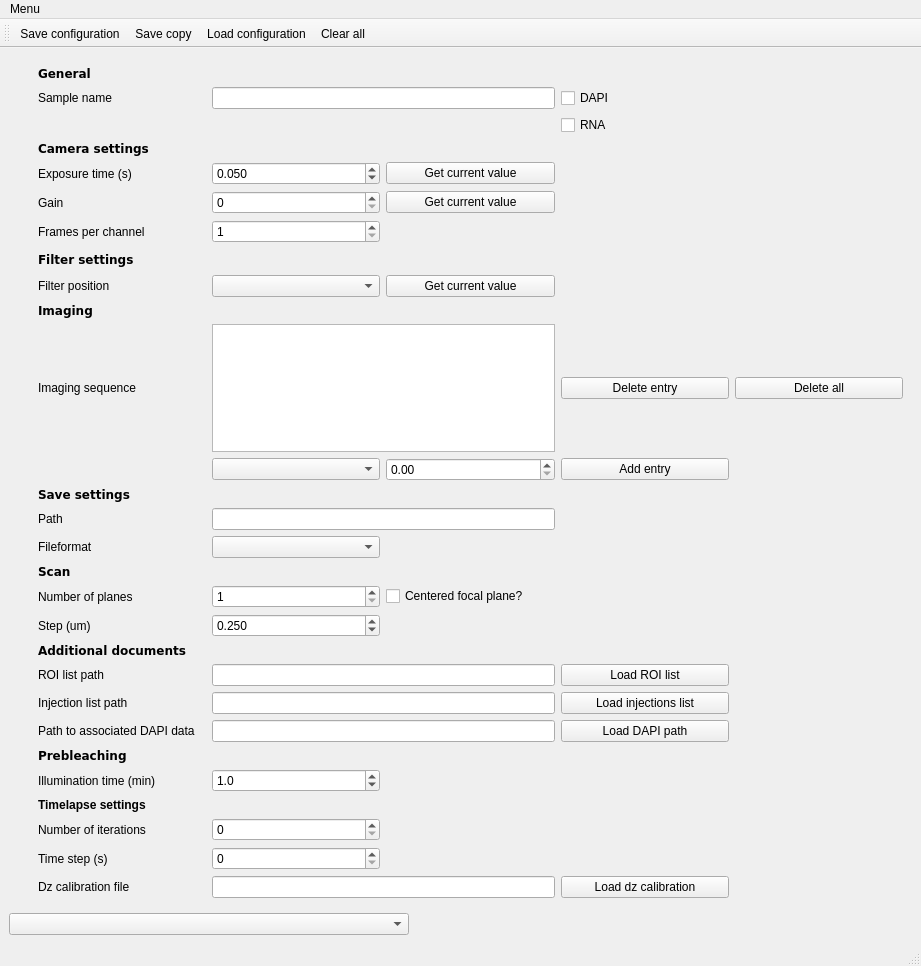
The window that gui/experiment_configurator/ui_exp_configurator.ui (NollmannLab/qudi-HiM) describes before a commit, drawn with Qt 5.
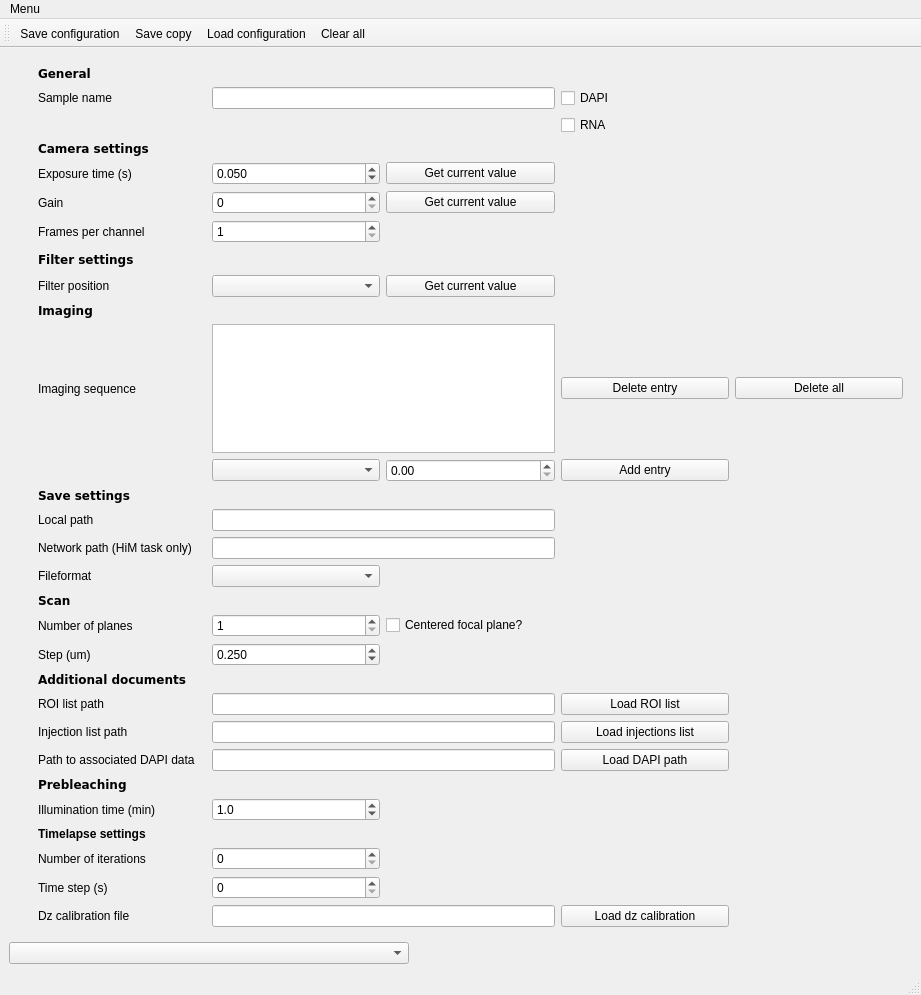
The same window after the commit.

Commit message: Add external path for data transfer

What changed in the file:
```diff
--- a/gui/experiment_configurator/ui_exp_configurator.ui
+++ b/gui/experiment_configurator/ui_exp_configurator.ui
@@ -7,7 +7,7 @@
     <x>0</x>
     <y>0</y>
     <width>921</width>
-    <height>966</height>
+    <height>995</height>
    </rect>
   </property>
   <property name="windowTitle">
@@ -18,14 +18,14 @@
     <item>
      <widget class="QWidget" name="formWidget" native="true">
       <layout class="QGridLayout" name="gridLayout">
-       <item row="28" column="1">
+       <item row="29" column="1">
         <widget class="QLabel" name="injections_list_Label">
          <property name="text">
           <string>Injection list path</string>
          </property>
         </widget>
        </item>
-       <item row="32" column="2">
+       <item row="33" column="2">
         <widget class="QDoubleSpinBox" name="illumination_time_DSpinBox">
          <property name="decimals">
           <number>1</number>
@@ -41,7 +41,7 @@
        <item row="19" column="1">
         <widget class="QLabel" name="save_path_Label">
          <property name="text">
-          <string>Path</string>
+          <string>Local path</string>
          </property>
         </widget>
        </item>
@@ -80,7 +80,7 @@
          </property>
         </widget>
        </item>
-       <item row="20" column="2">
+       <item row="21" column="2">
         <widget class="QComboBox" name="fileformat_ComboBox"/>
        </item>
        <item row="4" column="1">
@@ -90,7 +90,7 @@
          </property>
         </widget>
        </item>
-       <item row="31" column="1">
+       <item row="32" column="1">
         <widget class="QLabel" name="prebleach_settings_Label">
          <property name="font">
           <font>
@@ -104,7 +104,7 @@
          </property>
         </widget>
        </item>
-       <item row="29" column="1">
+       <item row="30" column="1">
         <widget class="QLabel" name="dapi_path_Label">
          <property name="text">
           <string>Path to associated DAPI data</string>
@@ -144,24 +144,24 @@
        <item row="19" column="2" colspan="2">
         <widget class="QLineEdit" name="save_path_LineEdit"/>
        </item>
-       <item row="27" column="2" colspan="2">
+       <item row="28" column="2" colspan="2">
         <widget class="QLineEdit" name="roi_list_path_LineEdit">
          <property name="enabled">
           <bool>true</bool>
          </property>
         </widget>
        </item>
-       <item row="29" column="2" colspan="2">
+       <item row="30" column="2" colspan="2">
         <widget class="QLineEdit" name="dapi_data_LineEdit"/>
        </item>
-       <item row="20" column="1">
+       <item row="21" column="1">
         <widget class="QLabel" name="fileformat_Label">
          <property name="text">
           <string>Fileformat</string>
          </property>
         </widget>
        </item>
-       <item row="22" column="1">
+       <item row="23" column="1">
         <widget class="QLabel" name="scan_settings_Label">
          <property name="font">
           <font>
@@ -248,7 +248,7 @@
          </property>
         </widget>
        </item>
-       <item row="24" column="2">
+       <item row="25" column="2">
         <widget class="QDoubleSpinBox" name="z_step_DSpinBox">
          <property name="decimals">
           <number>3</number>
@@ -271,7 +271,7 @@
          </property>
         </widget>
        </item>
-       <item row="27" column="1">
+       <item row="28" column="1">
         <widget class="QLabel" name="roi_list_path_Label">
          <property name="text">
           <string>ROI list path</string>
@@ -292,7 +292,7 @@
          </property>
         </widget>
        </item>
-       <item row="34" column="2">
+       <item row="35" column="2">
         <widget class="QSpinBox" name="num_iterations_SpinBox">
          <property name="maximum">
           <number>1000</number>
@@ -328,7 +328,7 @@
          </property>
         </spacer>
        </item>
-       <item row="26" column="1">
+       <item row="27" column="1">
         <widget class="QLabel" name="documents_Label">
          <property name="font">
           <font>
@@ -342,28 +342,28 @@
          </property>
         </widget>
        </item>
-       <item row="29" column="4">
+       <item row="30" column="4">
         <widget class="QPushButton" name="load_dapi_PushButton">
          <property name="text">
           <string>Load DAPI path</string>
          </property>
         </widget>
        </item>
-       <item row="27" column="4">
+       <item row="28" column="4">
         <widget class="QPushButton" name="load_roi_PushButton">
          <property name="text">
           <string>Load ROI list</string>
          </property>
         </widget>
        </item>
-       <item row="23" column="1">
+       <item row="24" column="1">
         <widget class="QLabel" name="num_z_planes_Label">
          <property name="text">
           <string>Number of planes</string>
          </property>
         </widget>
        </item>
-       <item row="30" column="1">
+       <item row="31" column="1">
         <spacer name="verticalSpacer_6">
          <property name="orientation">
           <enum>Qt::Vertical</enum>
@@ -376,7 +376,7 @@
          </property>
         </spacer>
        </item>
-       <item row="25" column="1">
+       <item row="26" column="1">
         <spacer name="verticalSpacer_5">
          <property name="orientation">
           <enum>Qt::Vertical</enum>
@@ -416,7 +416,7 @@
          </property>
         </widget>
        </item>
-       <item row="23" column="3">
+       <item row="24" column="3">
         <widget class="QCheckBox" name="centered_focal_plane_CheckBox">
          <property name="text">
           <string>Centered focal plane?</string>
@@ -440,10 +440,10 @@
        <item row="12" column="2" colspan="2">
         <widget class="QListView" name="imaging_sequence_ListView"/>
        </item>
-       <item row="28" column="2" colspan="2">
+       <item row="29" column="2" colspan="2">
         <widget class="QLineEdit" name="injections_list_LineEdit"/>
        </item>
-       <item row="24" column="1">
+       <item row="25" column="1">
         <widget class="QLabel" name="z_step_Label">
          <property name="text">
           <string>Step (um)</string>
@@ -471,7 +471,7 @@
          </property>
         </widget>
        </item>
-       <item row="28" column="4">
+       <item row="29" column="4">
         <widget class="QPushButton" name="load_injections_PushButton">
          <property name="text">
           <string>Load injections list</string>
@@ -485,7 +485,7 @@
          </property>
         </widget>
        </item>
-       <item row="33" column="1">
+       <item row="34" column="1">
         <widget class="QLabel" name="timelapse_settings_Label">
          <property name="font">
           <font>
@@ -508,7 +508,7 @@
          </attribute>
         </widget>
        </item>
-       <item row="21" column="1">
+       <item row="22" column="1">
         <spacer name="verticalSpacer_4">
          <property name="orientation">
           <enum>Qt::Vertical</enum>
@@ -521,7 +521,7 @@
          </property>
         </spacer>
        </item>
-       <item row="23" column="2">
+       <item row="24" column="2">
         <widget class="QSpinBox" name="num_z_planes_SpinBox">
          <property name="minimum">
           <number>1</number>
@@ -534,7 +534,7 @@
        <item row="9" column="2">
         <widget class="QComboBox" name="filterpos_ComboBox"/>
        </item>
-       <item row="32" column="1">
+       <item row="33" column="1">
         <widget class="QLabel" name="illumination_time_Label">
          <property name="text">
           <string>Illumination time (min)</string>
@@ -554,40 +554,57 @@
          </attribute>
         </widget>
        </item>
-       <item row="34" column="1">
+       <item row="35" column="1">
         <widget class="QLabel" name="num_iterations_Label">
          <property name="text">
           <string>Number of iterations</string>
          </property>
         </widget>
        </item>
-       <item row="35" column="1">
+       <item row="36" column="1">
         <widget class="QLabel" name="time_step_Label">
          <property name="text">
           <string>Time step (s)</string>
          </property>
         </widget>
        </item>
-       <item row="35" column="2">
+       <item row="36" column="2">
         <widget class="QSpinBox" name="time_step_SpinBox"/>
        </item>
-       <item row="36" column="1">
+       <item row="37" column="1">
         <widget class="QLabel" name="dz_calibration_label">
          <property name="text">
           <string>Dz calibration file</string>
          </property>
         </widget>
        </item>
-       <item row="36" column="2" colspan="2">
+       <item row="37" column="2" colspan="2">
         <widget class="QLineEdit" name="axial_calibration_path_lineEdit"/>
        </item>
-       <item row="36" column="4">
+       <item row="37" column="4">
         <widget class="QPushButton" name="load_dz_calibration_pushButton">
          <property name="text">
           <string>Load dz calibration</string>
          </property>
         </widget>
        </item>
+       <item row="20" column="1">
+        <widget class="QLabel" name="save_remote_path_Label">
+         <property name="text">
+          <string>Network path (HiM task only)</string>
+         </property>
+        </widget>
+       </item>
+       <item row="20" column="2" colspan="2">
+        <widget class="QLineEdit" name="save_network_path_LineEdit">
+         <property name="enabled">
+          <bool>true</bool>
+         </property>
+         <property name="readOnly">
+          <bool>false</bool>
+         </property>
+        </widget>
+       </item>
       </layout>
      </widget>
     </item>
```
The commit also changes 4 other files.
